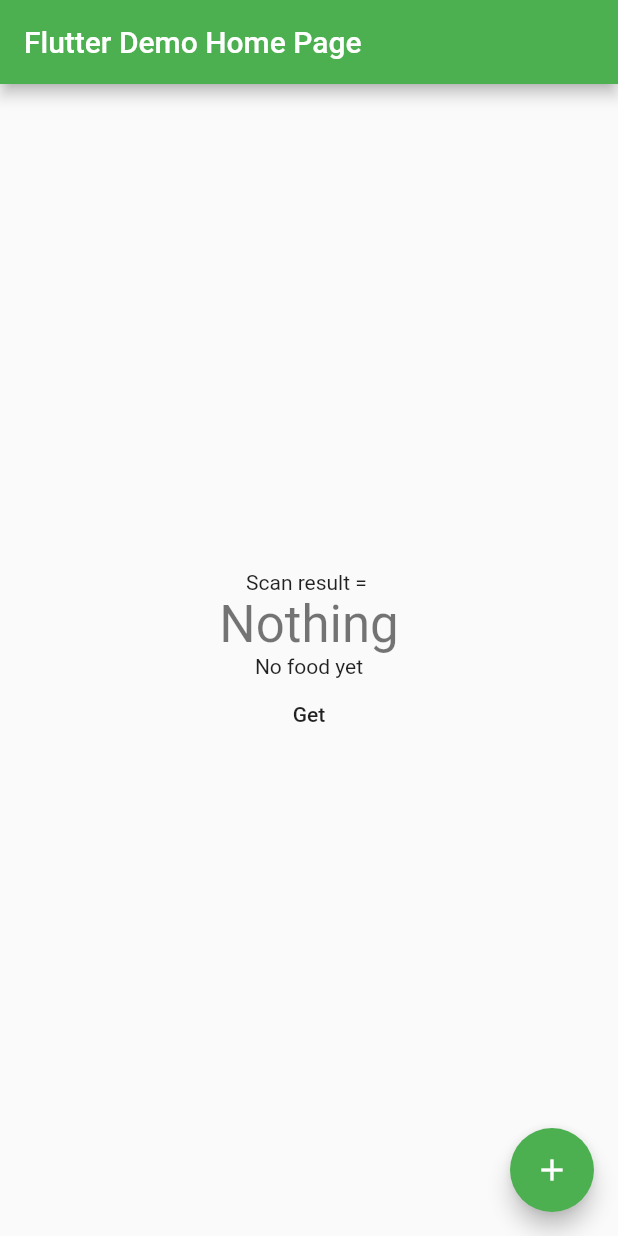
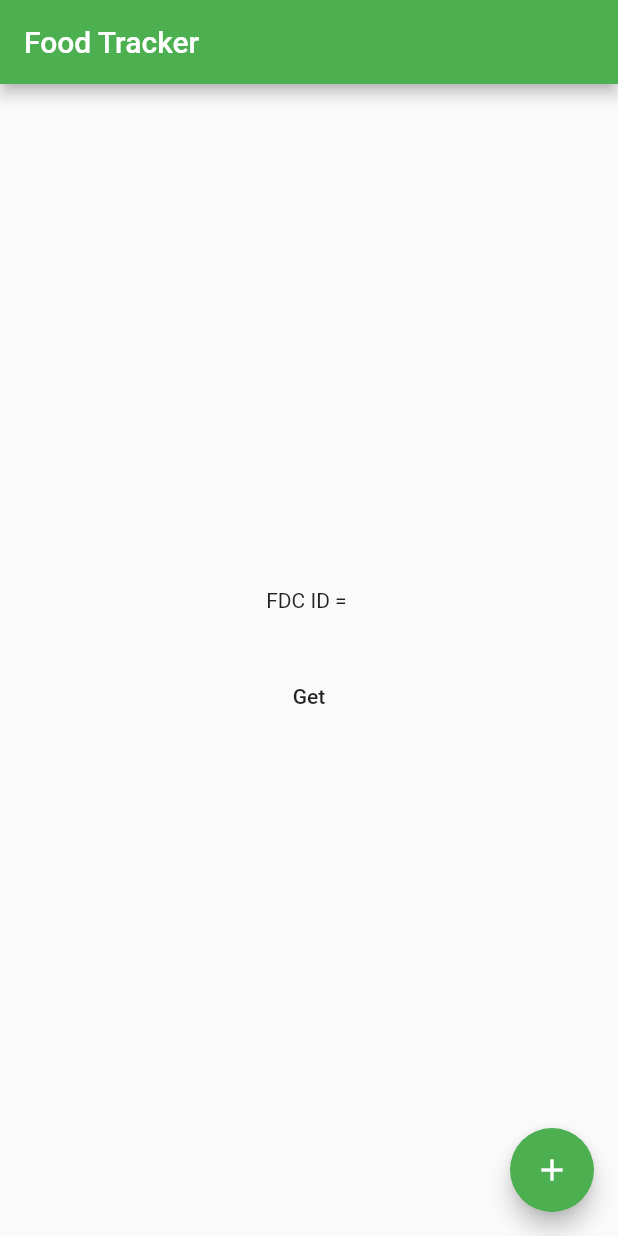
Before and after one commit to Minseok-Sakong/Food-Tracking-App, a Flutter app: the MyHomePage screen opened directly, after a tap on the "add" icon, on a phone screen of 412 x 824 dp. Run offline on Flutter 3.47's test engine with Material 2 defaults, Android fonts, the phone set to English and light mode, and no system bars; missing offline and left inert: flutter_barcode_scanner; network calls fail.

Commit message:
Updated small modifications for frontend

```diff
--- a/lib/main.dart
+++ b/lib/main.dart
@@ -28,7 +28,7 @@ class MyApp extends StatelessWidget {
         // is not restarted.
         primarySwatch: Colors.green,
       ),
-      home: MyHomePage(title: 'Flutter Demo Home Page'),
+      home: MyHomePage(title: 'Food Tracker'),
     );
   }
 }
@@ -103,24 +103,24 @@ class _MyHomePageState extends State<MyHomePage> {
           children: <Widget>[
             Text(
               scanResult == null
-                ? 'Scan code'
-                : 'Scan result = $scanResult',
+                ? 'Scan a barcode'
+                : 'FDC ID = $scanResult',
             ),
             Text(
               //'$_counter',
               counter == null
-                  ? 'Nothing'
-                  : 'Scan result = $counter',
-              style: Theme.of(context).textTheme.headline4,
+                  ? ' '
+                  : 'Food Name = $foodName',
+              //style: Theme.of(context).textTheme.headline4,
             ),
             Text(
               foodName == null
-                  ? 'No food yet'
-                  : 'Food Name = $foodName',
+                  ? ' '
+                  : 'Calories = $counter',
             ),
             FlatButton(
               onPressed: () {
-                fetchnutri();
+                //fetchnutri();
               },
               child: Text(
                 "Get"
@@ -152,6 +152,7 @@ class _MyHomePageState extends State<MyHomePage> {
     if (!mounted) return;
 
     setState(() => this.scanResult = scanResult);
+    fetchnutri();
   }
   void fetchnutri() async {
     var headers = {
```
